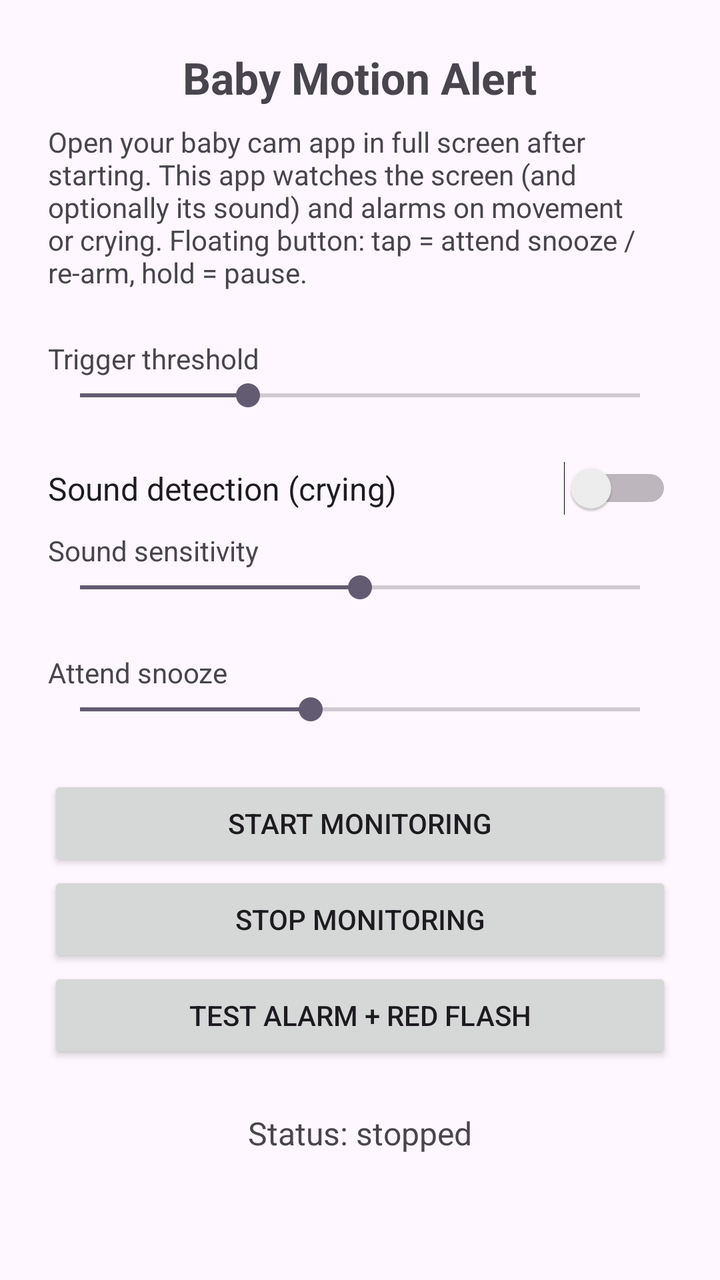
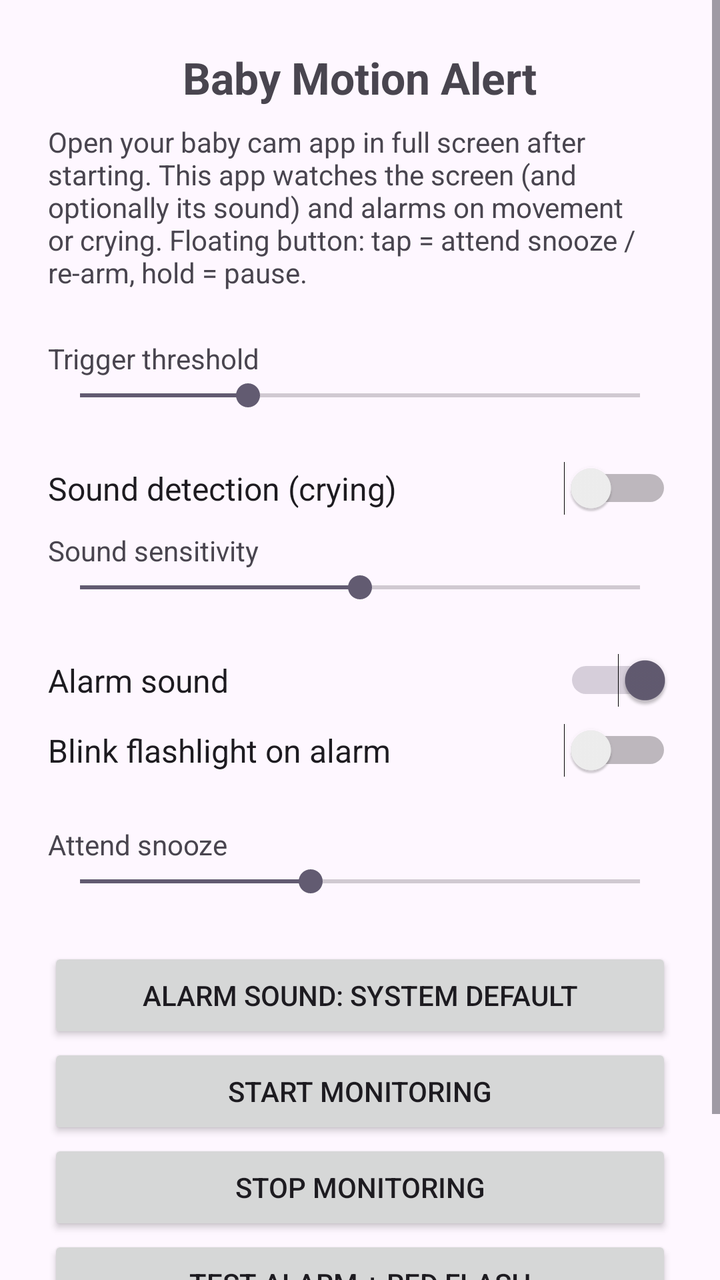

An Android layout rendered at two revisions. The XML below is the earlier revision; the diff shows what the commit changed to produce the second picture.
<!-- AndroidManifest.xml: application theme Theme.BabyMotionAlert -->
<!-- res/layout/activity_main.xml -->
<?xml version="1.0" encoding="utf-8"?>
<ScrollView xmlns:android="http://schemas.android.com/apk/res/android"
    android:layout_width="match_parent"
    android:layout_height="match_parent">

<LinearLayout
    android:layout_width="match_parent"
    android:layout_height="wrap_content"
    android:orientation="vertical"
    android:padding="24dp"
    android:gravity="center_horizontal">

    <TextView
        android:layout_width="wrap_content"
        android:layout_height="wrap_content"
        android:text="Baby Motion Alert"
        android:textSize="22sp"
        android:textStyle="bold"
        android:layout_marginBottom="8dp" />

    <TextView
        android:layout_width="wrap_content"
        android:layout_height="wrap_content"
        android:text="Open your baby cam app in full screen after starting. This app watches the screen (and optionally its sound) and alarms on movement or crying. Floating button: tap = attend snooze / re-arm, hold = pause."
        android:textSize="14sp"
        android:layout_marginBottom="24dp" />

    <TextView
        android:id="@+id/sensitivityLabel"
        android:layout_width="match_parent"
        android:layout_height="wrap_content"
        android:text="Trigger threshold"
        android:textSize="14sp" />

    <SeekBar
        android:id="@+id/sensitivitySeek"
        android:layout_width="match_parent"
        android:layout_height="wrap_content"
        android:max="100"
        android:progress="30"
        android:layout_marginBottom="24dp" />

    <Switch
        android:id="@+id/soundSwitch"
        android:layout_width="match_parent"
        android:layout_height="wrap_content"
        android:text="Sound detection (crying)"
        android:textSize="16sp"
        android:layout_marginBottom="8dp" />

    <TextView
        android:id="@+id/soundLabel"
        android:layout_width="match_parent"
        android:layout_height="wrap_content"
        android:text="Sound sensitivity"
        android:textSize="14sp" />

    <SeekBar
        android:id="@+id/soundSeek"
        android:layout_width="match_parent"
        android:layout_height="wrap_content"
        android:max="100"
        android:progress="50"
        android:layout_marginBottom="24dp" />

    <TextView
        android:id="@+id/snoozeLabel"
        android:layout_width="match_parent"
        android:layout_height="wrap_content"
        android:text="Attend snooze"
        android:textSize="14sp" />

    <SeekBar
        android:id="@+id/snoozeSeek"
        android:layout_width="match_parent"
        android:layout_height="wrap_content"
        android:max="17"
        android:progress="7"
        android:layout_marginBottom="24dp" />

    <Button
        android:id="@+id/startButton"
        android:layout_width="match_parent"
        android:layout_height="wrap_content"
        android:text="Start monitoring" />

    <Button
        android:id="@+id/stopButton"
        android:layout_width="match_parent"
        android:layout_height="wrap_content"
        android:text="Stop monitoring" />

    <Button
        android:id="@+id/testButton"
        android:layout_width="match_parent"
        android:layout_height="wrap_content"
        android:text="Test alarm + red flash" />

    <TextView
        android:id="@+id/statusText"
        android:layout_width="wrap_content"
        android:layout_height="wrap_content"
        android:text="Status: stopped"
        android:layout_marginTop="24dp"
        android:textSize="16sp" />
</LinearLayout>
</ScrollView>
<!-- resources referenced by this layout -->
<resources>
  <style name="Theme.BabyMotionAlert" parent="Theme.Material3.DayNight.NoActionBar" />
</resources>

<!-- the commit's change to res/layout/activity_main.xml (unified diff, before → after) -->
@@ -63,6 +63,23 @@
         android:progress="50"
         android:layout_marginBottom="24dp" />
 
+    <Switch
+        android:id="@+id/alarmSoundSwitch"
+        android:layout_width="match_parent"
+        android:layout_height="wrap_content"
+        android:text="Alarm sound"
+        android:textSize="16sp"
+        android:checked="true"
+        android:layout_marginBottom="8dp" />
+
+    <Switch
+        android:id="@+id/flashlightSwitch"
+        android:layout_width="match_parent"
+        android:layout_height="wrap_content"
+        android:text="Blink flashlight on alarm"
+        android:textSize="16sp"
+        android:layout_marginBottom="24dp" />
+
     <TextView
         android:id="@+id/snoozeLabel"
         android:layout_width="match_parent"
@@ -77,6 +94,12 @@
         android:max="17"
         android:progress="7"
         android:layout_marginBottom="24dp" />
+
+    <Button
+        android:id="@+id/alarmSoundButton"
+        android:layout_width="match_parent"
+        android:layout_height="wrap_content"
+        android:text="Alarm sound: System default" />
 
     <Button
         android:id="@+id/startButton"
